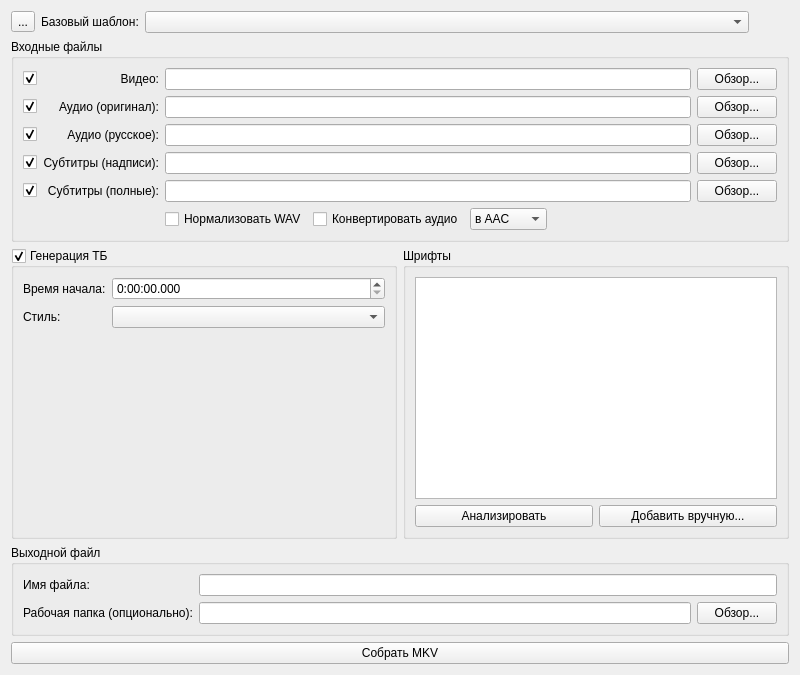
The window that manualassemblywidget.ui (IceHoles/DubbingTool) describes before a commit, drawn with Qt 5.
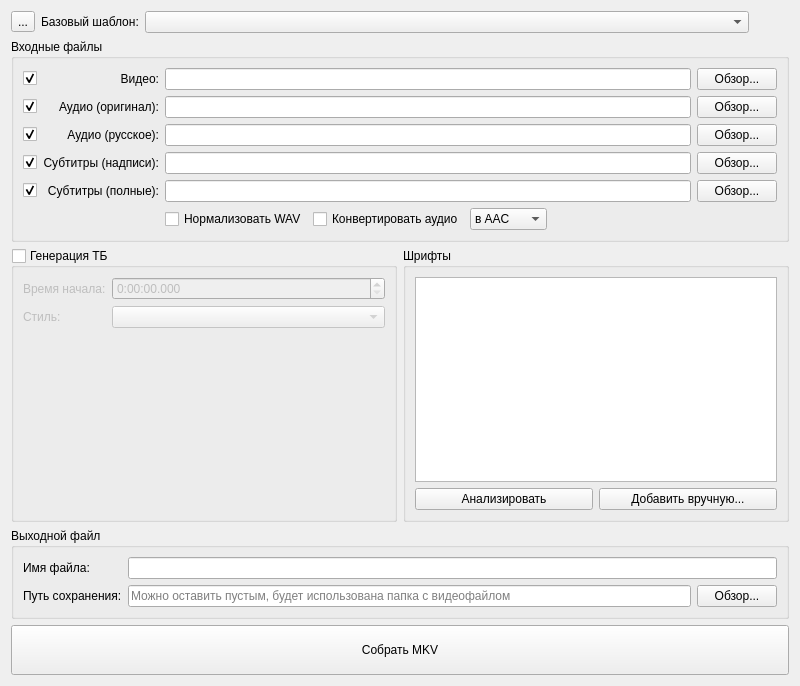
The same window after the commit.

Diff of the .ui file:
```diff
--- a/manualassemblywidget.ui
+++ b/manualassemblywidget.ui
@@ -7,7 +7,7 @@
     <x>0</x>
     <y>0</y>
     <width>800</width>
-    <height>675</height>
+    <height>686</height>
    </rect>
   </property>
   <property name="windowTitle">
@@ -297,6 +297,9 @@
            <property name="checkable">
             <bool>true</bool>
            </property>
+           <property name="checked">
+            <bool>false</bool>
+           </property>
            <layout class="QFormLayout" name="formLayout_2">
             <item row="0" column="0">
              <widget class="QLabel" name="label_8">
@@ -465,14 +468,18 @@
       <item row="1" column="0">
        <widget class="QLabel" name="label_7">
         <property name="text">
-         <string>Рабочая папка (опционально):</string>
+         <string>Путь сохранения:</string>
         </property>
        </widget>
       </item>
       <item row="1" column="1">
        <layout class="QHBoxLayout" name="horizontalLayout_5">
         <item>
-         <widget class="QLineEdit" name="workDirEdit"/>
+         <widget class="QLineEdit" name="workDirEdit">
+          <property name="placeholderText">
+           <string>Можно оставить пустым, будет использована папка с видеофайлом</string>
+          </property>
+         </widget>
         </item>
         <item>
          <widget class="QPushButton" name="browseWorkDirButton">
@@ -490,6 +497,18 @@
     <layout class="QHBoxLayout" name="horizontalLayout_6">
      <item>
       <widget class="QPushButton" name="assembleButton">
+       <property name="sizePolicy">
+        <sizepolicy hsizetype="Minimum" vsizetype="Minimum">
+         <horstretch>0</horstretch>
+         <verstretch>0</verstretch>
+        </sizepolicy>
+       </property>
+       <property name="minimumSize">
+        <size>
+         <width>0</width>
+         <height>50</height>
+        </size>
+       </property>
        <property name="text">
         <string>Собрать MKV</string>
        </property>
```
